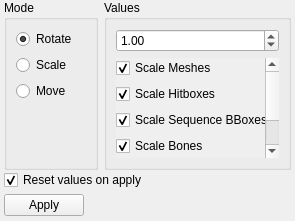
Above: src/hlam/plugins/halflife/studiomodel/ui/dockpanels/TransformPanel.ui from SamVanheer/HalfLifeAssetManager before the change. Below: the same form after it.
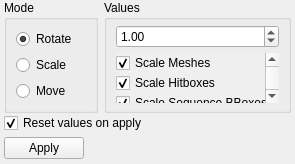
That is the form after the change. The open tabs and pages were chosen to show the change. Custom widgets are drawn as their Qt base class.

Commit message: Make Transformation dock visible by default, add to bottom bar, reduce vertical size

Patch:
```diff
--- a/src/hlam/plugins/halflife/studiomodel/ui/dockpanels/TransformPanel.ui
+++ b/src/hlam/plugins/halflife/studiomodel/ui/dockpanels/TransformPanel.ui
@@ -7,7 +7,7 @@
     <x>0</x>
     <y>0</y>
     <width>250</width>
-    <height>209</height>
+    <height>152</height>
    </rect>
   </property>
   <property name="minimumSize">
@@ -95,6 +95,15 @@
         </widget>
         <widget class="QWidget" name="ScalePage">
          <layout class="QVBoxLayout" name="verticalLayout_4">
+          <property name="spacing">
+           <number>0</number>
+          </property>
+          <property name="topMargin">
+           <number>0</number>
+          </property>
+          <property name="bottomMargin">
+           <number>0</number>
+          </property>
           <item>
            <widget class="QDoubleSpinBox" name="ScaleValue">
             <property name="sizePolicy">
@@ -125,7 +134,7 @@
             <property name="maximumSize">
              <size>
               <width>16777215</width>
-              <height>100</height>
+              <height>50</height>
              </size>
             </property>
             <property name="frameShape">
@@ -145,8 +154,8 @@
               <rect>
                <x>0</x>
                <y>0</y>
-               <width>136</width>
-               <height>138</height>
+               <width>138</width>
+               <height>102</height>
               </rect>
              </property>
              <property name="minimumSize">
@@ -156,6 +165,9 @@
               </size>
              </property>
              <layout class="QVBoxLayout" name="verticalLayout_6">
+              <property name="spacing">
+               <number>0</number>
+              </property>
               <property name="leftMargin">
                <number>0</number>
               </property>
```
Left out of the diff: 12 changed lines with no effect on the pictures. The commit also changes 1 other file.
